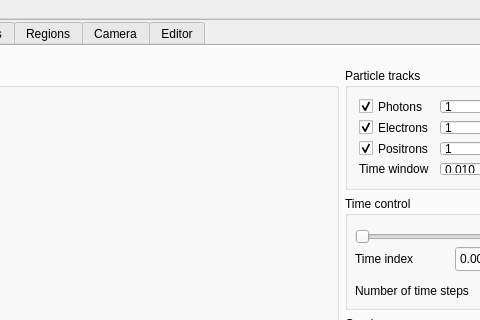
Before: the Qt Designer form HEN_HOUSE/egs++/view/viewcontrol.ui in nrc-cnrc/EGSnrc, drawn with Qt 5; both pictures show x 110 to 590 and y 0 to 320 of the 717 by 655 pixel window.
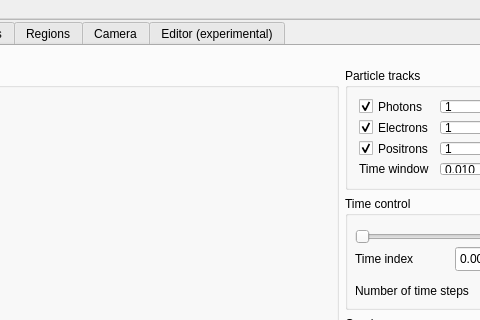
After: the same form once the commit is applied.

Patch:
```diff
--- a/HEN_HOUSE/egs++/view/viewcontrol.ui
+++ b/HEN_HOUSE/egs++/view/viewcontrol.ui
@@ -2077,7 +2077,7 @@
               </sizepolicy>
              </property>
              <attribute name="title">
-              <string>Editor</string>
+              <string>Editor (experimental)</string>
              </attribute>
              <layout class="QGridLayout" name="editorLayout"/>
             </widget>
```
